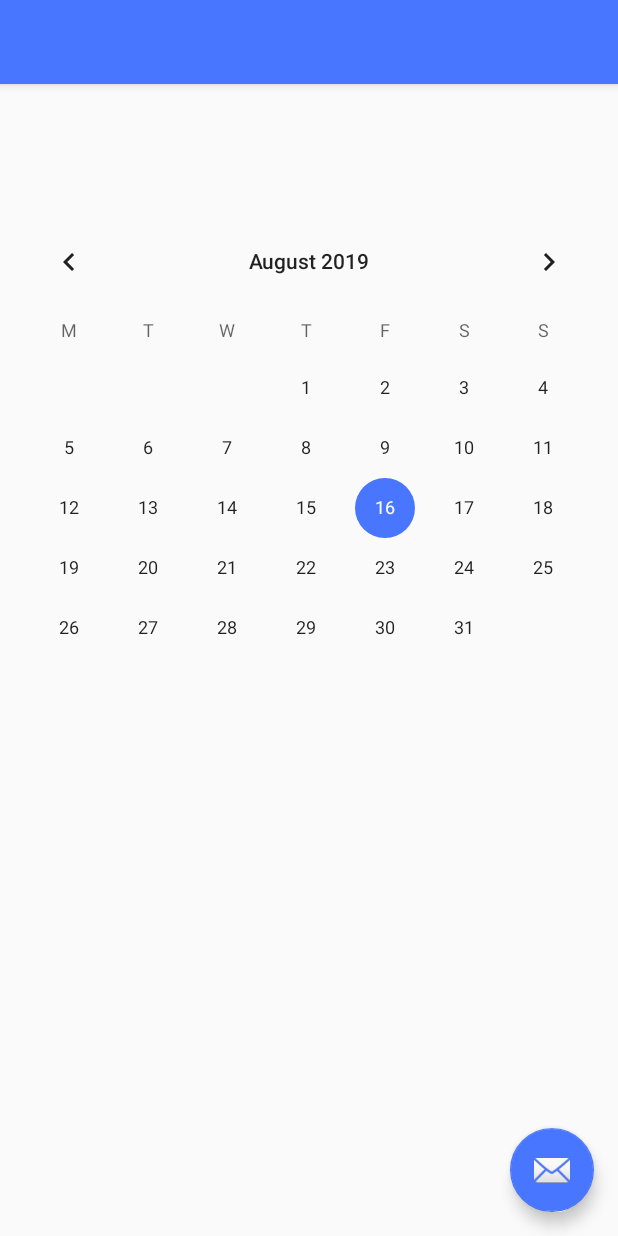
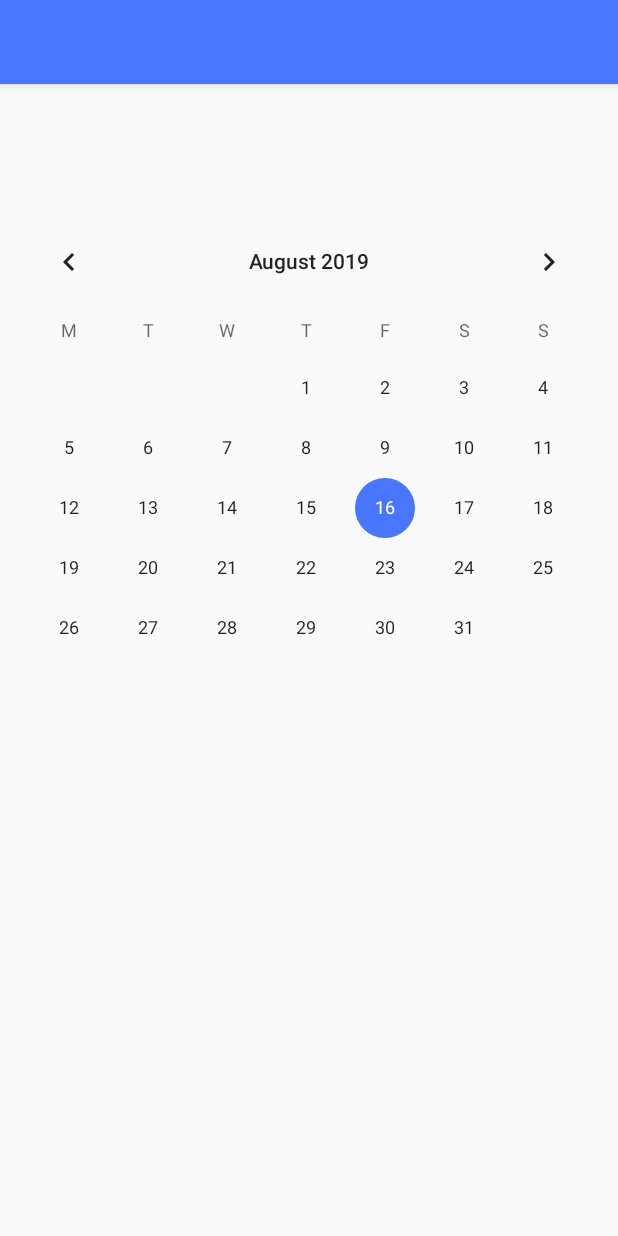
Before and after one commit to 0902338471/FinalProjectMobile, an Android app: the CalendarActivity screen opened directly, with no data from a screen before it, on a phone screen of 412 x 824 dp. Run offline under Robolectric (Android 15) with nearby library versions, the phone set to English and light mode, and no system bars; our stand-ins replace Firebase (no records; nobody signed in at launch, a user with empty details on screens opened directly).

Commit message:
update button

```diff
--- a/app/src/main/res/layout/activity_calendar.xml
+++ b/app/src/main/res/layout/activity_calendar.xml
@@ -22,12 +22,4 @@
 
     <include layout="@layout/content_calendar" />
 
-    <com.google.android.material.floatingactionbutton.FloatingActionButton
-        android:id="@+id/fab"
-        android:layout_width="wrap_content"
-        android:layout_height="wrap_content"
-        android:layout_gravity="bottom|end"
-        android:layout_margin="@dimen/fab_margin"
-        app:srcCompat="@android:drawable/ic_dialog_email" />
-
 </androidx.coordinatorlayout.widget.CoordinatorLayout>
--- a/app/src/main/res/layout/activity_viewing.xml
+++ b/app/src/main/res/layout/activity_viewing.xml
@@ -84,7 +84,7 @@
         android:layout_marginStart="16dp"
         android:layout_marginBottom="36dp"
         android:gravity="center"
-        android:background="#4876ff"
+        android:background="@drawable/rounded_button"
         android:textSize="16dp"
         android:text="Save"
         android:textColor="#fff"
@@ -99,7 +99,7 @@
         android:layout_marginEnd="16dp"
         android:textColor="#fff"
         android:layout_marginBottom="36dp"
-        android:background="#4876ff"
+        android:background="@drawable/rounded_button"
         android:textSize="16dp"
         android:baselineAlignBottom="true"
         android:text="Choose Image"
```
Also changed, not shown: app/src/main/res/drawable/rounded_button.xml (added, +19 -0 lines).
